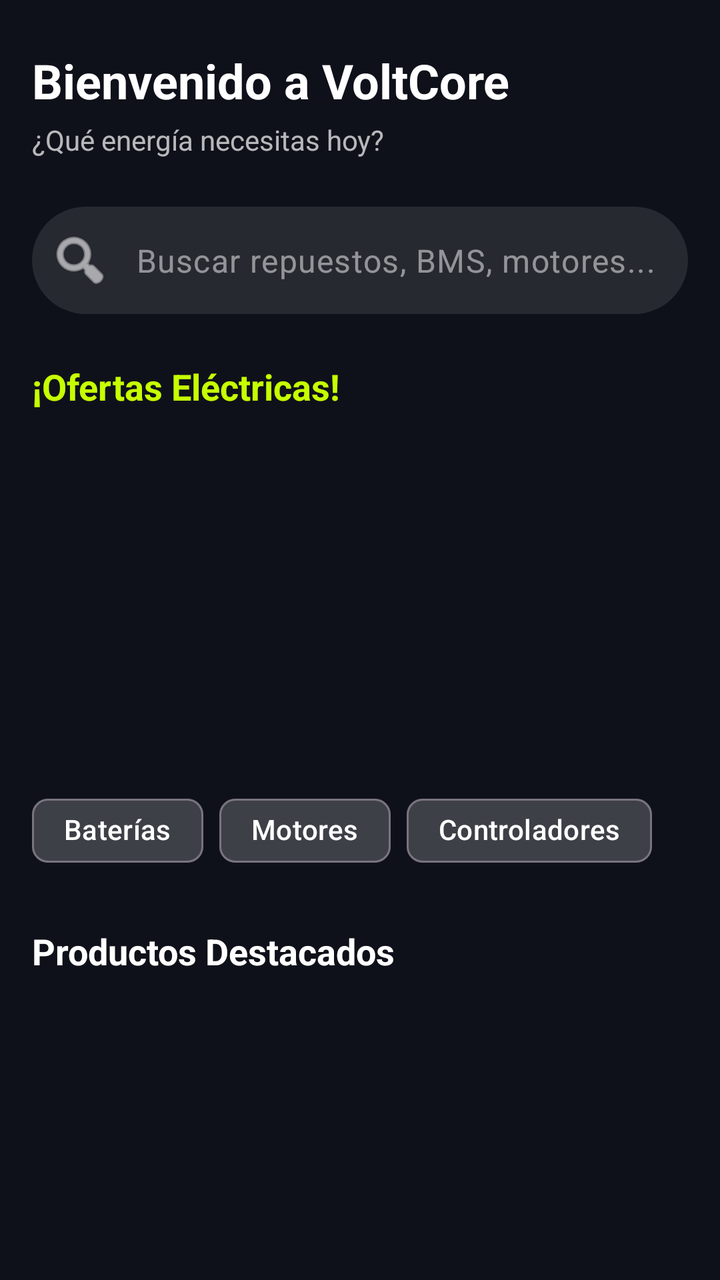
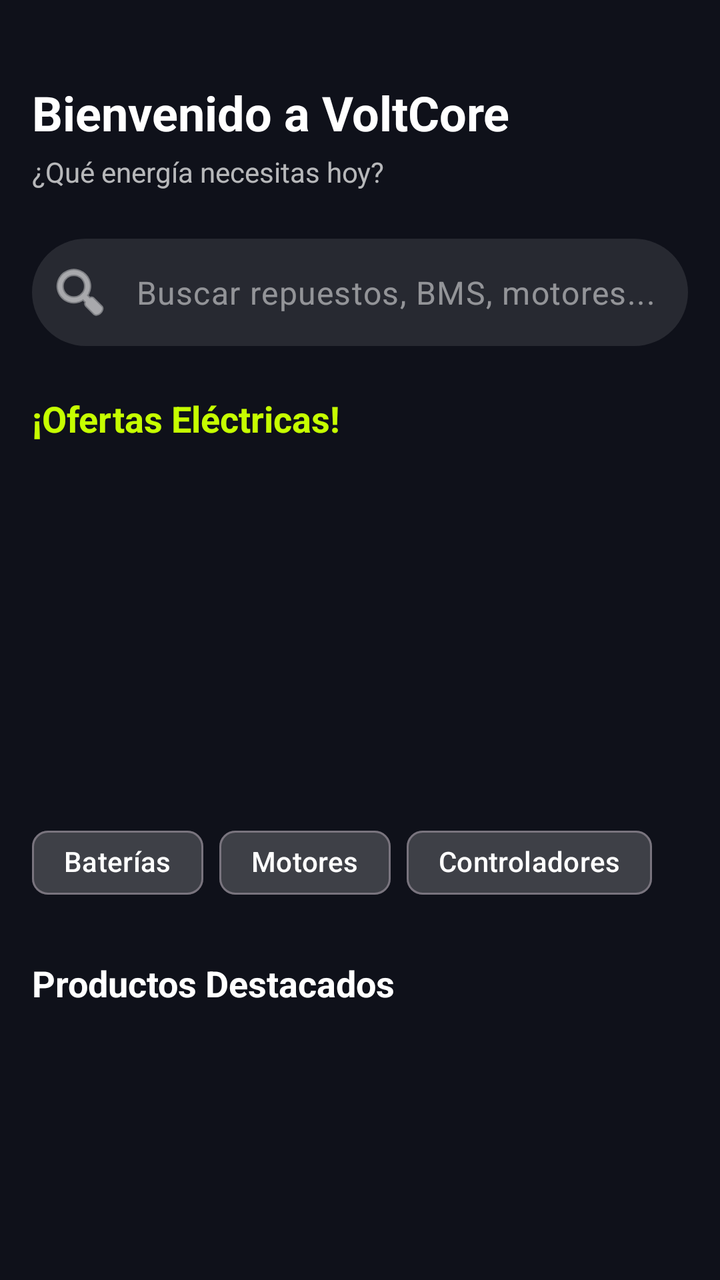

An Android layout rendered at two revisions. The XML below is the earlier revision; the diff shows what the commit changed to produce the second picture.
<!-- AndroidManifest.xml: application theme Theme.VoltCore -->
<!-- res/layout/fragment_buyer_home.xml -->
<?xml version="1.0" encoding="utf-8"?>
<androidx.core.widget.NestedScrollView xmlns:android="http://schemas.android.com/apk/res/android"
    xmlns:app="http://schemas.android.com/apk/res-auto"
    xmlns:tools="http://schemas.android.com/tools"
    android:layout_width="match_parent"
    android:layout_height="match_parent"
    android:background="@color/volt_background">

    <LinearLayout
        android:layout_width="match_parent"
        android:layout_height="wrap_content"
        android:orientation="vertical"
        android:padding="16dp">

        <TextView
            android:id="@+id/tvWelcomeUser"
            android:layout_width="wrap_content"
            android:layout_height="wrap_content"
            android:text="Bienvenido a VoltCore"
            android:textColor="@color/white"
            android:textSize="24sp"
            android:textStyle="bold"
            android:layout_marginTop="8dp"
            android:layout_marginBottom="4dp"/>

        <TextView
            android:layout_width="wrap_content"
            android:layout_height="wrap_content"
            android:text="¿Qué energía necesitas hoy?"
            android:textColor="#B3FFFFFF"
            android:textSize="14sp"
            android:layout_marginBottom="24dp"/>

        

        <com.google.android.material.textfield.TextInputLayout
            android:id="@+id/tilSearch"
            android:layout_width="match_parent"
            android:layout_height="wrap_content"
            android:layout_marginBottom="24dp"
            app:boxBackgroundColor="@color/glass_surface"
            app:boxCornerRadiusBottomEnd="28dp"
            app:boxCornerRadiusBottomStart="28dp"
            app:boxCornerRadiusTopEnd="28dp"
            app:boxCornerRadiusTopStart="28dp"
            app:boxStrokeWidth="0dp"
            app:boxStrokeWidthFocused="0dp"
            app:hintEnabled="false"
            app:startIconDrawable="@android:drawable/ic_menu_search"
            app:startIconTint="@color/white">

            <com.google.android.material.textfield.TextInputEditText
                android:id="@+id/etSearch"
                android:layout_width="match_parent"
                android:layout_height="wrap_content"
                android:hint="Buscar repuestos, BMS, motores..."
                android:textColor="@color/white"
                android:textColorHint="#80FFFFFF"
                android:padding="16dp" />
        </com.google.android.material.textfield.TextInputLayout>

        
        <TextView
            android:layout_width="wrap_content"
            android:layout_height="wrap_content"
            android:text="@string/volt_offers"
            android:textColor="@color/volt_primary"
            android:textSize="18sp"
            android:textStyle="bold"
            android:layout_marginBottom="12dp"/>

        <androidx.recyclerview.widget.RecyclerView
            android:id="@+id/rvOffers"
            android:layout_width="match_parent"
            android:layout_height="150dp"
            android:orientation="horizontal"
            app:layoutManager="androidx.recyclerview.widget.LinearLayoutManager"
            tools:listitem="@layout/item_banner_promo"
            android:layout_marginBottom="24dp"/>

        
        <com.google.android.material.chip.ChipGroup
            android:id="@+id/chipGroupCategories"
            android:layout_width="match_parent"
            android:layout_height="wrap_content"
            android:layout_marginBottom="24dp"
            app:singleSelection="true">
            <com.google.android.material.chip.Chip
                style="@style/Widget.Material3.Chip.Filter"
                android:layout_width="wrap_content"
                android:layout_height="wrap_content"
                android:text="Baterías"
                app:chipBackgroundColor="@color/glass_surface"
                android:textColor="@color/white"/>
            <com.google.android.material.chip.Chip
                style="@style/Widget.Material3.Chip.Filter"
                android:layout_width="wrap_content"
                android:layout_height="wrap_content"
                android:text="Motores"
                app:chipBackgroundColor="@color/glass_surface"
                android:textColor="@color/white"/>
            <com.google.android.material.chip.Chip
                style="@style/Widget.Material3.Chip.Filter"
                android:layout_width="wrap_content"
                android:layout_height="wrap_content"
                android:text="Controladores"
                app:chipBackgroundColor="@color/glass_surface"
                android:textColor="@color/white"/>
        </com.google.android.material.chip.ChipGroup>

        
        <TextView
            android:layout_width="wrap_content"
            android:layout_height="wrap_content"
            android:text="Productos Destacados"
            android:textColor="@color/white"
            android:textSize="18sp"
            android:textStyle="bold"
            android:layout_marginBottom="12dp"/>

        <androidx.recyclerview.widget.RecyclerView
            android:id="@+id/rvFeatured"
            android:layout_width="match_parent"
            android:layout_height="wrap_content"
            android:nestedScrollingEnabled="false"
            app:layoutManager="androidx.recyclerview.widget.LinearLayoutManager"
            tools:listitem="@layout/item_product_card"
            android:layout_marginBottom="24dp" />

    </LinearLayout>
</androidx.core.widget.NestedScrollView>
<!-- res/layout/item_banner_promo.xml (included above) -->
<?xml version="1.0" encoding="utf-8"?>
<com.google.android.material.card.MaterialCardView xmlns:android="http://schemas.android.com/apk/res/android"
    xmlns:app="http://schemas.android.com/apk/res-auto"
    android:layout_width="300dp"
    android:layout_height="match_parent"
    android:layout_marginEnd="12dp"
    app:cardCornerRadius="16dp"
    app:cardBackgroundColor="@color/volt_primary">

    <androidx.constraintlayout.widget.ConstraintLayout
        android:layout_width="match_parent"
        android:layout_height="match_parent"
        android:padding="16dp">

        <TextView
            android:id="@+id/tvPromoTitle"
            android:layout_width="0dp"
            android:layout_height="wrap_content"
            android:text="¡DESCUENTOS ELÉCTRICOS!"
            android:textColor="@color/black"
            android:textSize="20sp"
            android:textStyle="bold"
            app:layout_constraintEnd_toStartOf="@+id/ivPromo"
            app:layout_constraintStart_toStartOf="parent"
            app:layout_constraintTop_toTopOf="parent" />

        <TextView
            android:layout_width="0dp"
            android:layout_height="wrap_content"
            android:text="Hasta 30% en Baterías Li-ion"
            android:textColor="@color/black"
            android:textSize="14sp"
            app:layout_constraintEnd_toStartOf="@+id/ivPromo"
            app:layout_constraintStart_toStartOf="parent"
            app:layout_constraintTop_toBottomOf="@+id/tvPromoTitle" />

        <ImageView
            android:id="@+id/ivPromo"
            android:layout_width="80dp"
            android:layout_height="80dp"
            android:src="@drawable/ic_voltcore_logo"
            android:contentDescription="Promoción"
            app:layout_constraintBottom_toBottomOf="parent"
            app:layout_constraintEnd_toEndOf="parent"
            app:layout_constraintTop_toTopOf="parent"
            app:tint="@color/black" />

    </androidx.constraintlayout.widget.ConstraintLayout>
</com.google.android.material.card.MaterialCardView>
<!-- res/layout/item_product_card.xml (included above) -->
<?xml version="1.0" encoding="utf-8"?>
<com.google.android.material.card.MaterialCardView xmlns:android="http://schemas.android.com/apk/res/android"
    xmlns:app="http://schemas.android.com/apk/res-auto"
    android:layout_width="match_parent"
    android:layout_height="wrap_content"
    android:layout_margin="8dp"
    app:cardBackgroundColor="@color/glass_surface"
    app:cardCornerRadius="20dp"
    app:strokeColor="@color/glass_stroke"
    app:strokeWidth="1dp"
    app:cardElevation="0dp">

    <LinearLayout
        android:layout_width="match_parent"
        android:layout_height="wrap_content"
        android:orientation="vertical">

        <FrameLayout
            android:layout_width="match_parent"
            android:layout_height="140dp"
            android:background="#0DFFFFFF">
            <ImageView
                android:id="@+id/ivProduct"
                android:layout_width="match_parent"
                android:layout_height="match_parent"
                android:scaleType="centerCrop"
                android:src="@drawable/ic_voltcore_logo"
                android:contentDescription="Producto" />
            <TextView
                android:id="@+id/tvProductEmoji"
                android:layout_width="match_parent"
                android:layout_height="match_parent"
                android:gravity="center"
                android:textSize="64sp"
                android:visibility="gone"
                android:textColor="@color/white" />
        </FrameLayout>


        <TextView
            android:id="@+id/tvProductName"
            android:layout_width="match_parent"
            android:layout_height="wrap_content"
            android:layout_marginTop="8dp"
            android:text="Nombre del Producto"
            android:textColor="@color/white"
            android:textSize="16sp"
            android:textStyle="bold" />

        <TextView
            android:id="@+id/tvProductPrice"
            android:layout_width="match_parent"
            android:layout_height="wrap_content"
            android:text="$ 0.00"
            android:textColor="@color/volt_primary"
            android:textSize="14sp" />

        <Button
            android:id="@+id/btnAddToCart"
            style="@style/Widget.Material3.Button.TonalButton"
            android:layout_width="match_parent"
            android:layout_height="wrap_content"
            android:layout_marginTop="8dp"
            android:text="@string/add_to_cart"
            android:textSize="12sp"
            app:backgroundTint="@color/volt_primary"
            android:textColor="@color/black" />

    </LinearLayout>

</com.google.android.material.card.MaterialCardView>
<!-- resources referenced by this layout -->
<resources>
  <color name="black">#FF000000</color>
  <color name="glass_stroke">#33FFFFFF</color>
  <color name="glass_surface">#1AFFFFFF</color>
  <color name="volt_background">#0F111A</color>
  <color name="volt_primary">#C6FF00</color>
  <color name="white">#FFFFFFFF</color>
  <!-- drawable ic_voltcore_logo (drawable) -->
  <vector xmlns:android="http://schemas.android.com/apk/res/android"
      android:width="200dp"
      android:height="200dp"
      android:viewportWidth="200"
      android:viewportHeight="200">
      <path
          android:fillColor="#00B4D8"
          android:pathData="M100,20 L160,180 L100,150 L40,180 Z" />
      <path
          android:fillColor="#FFFFFF"
          android:pathData="M100,50 L130,140 L100,125 L70,140 Z" />
  </vector>
  <string name="add_to_cart">Añadir</string>
  <string name="volt_offers">¡Ofertas Eléctricas!</string>
  <style name="Theme.VoltCore" parent="Base.Theme.VoltCore" />
  <style name="Base.Theme.VoltCore" parent="Theme.Material3.DayNight.NoActionBar">
          
          <item name="colorPrimary">@color/volt_primary</item>
          <item name="android:windowBackground">@color/volt_background</item>
          <item name="colorSurface">@color/glass_surface</item>
          <item name="colorOnSurface">@color/white</item>
      </style>
</resources>

<!-- the commit's change to res/layout/fragment_buyer_home.xml (unified diff, before → after) -->
@@ -4,7 +4,8 @@
     xmlns:tools="http://schemas.android.com/tools"
     android:layout_width="match_parent"
     android:layout_height="match_parent"
-    android:background="@color/volt_background">
+    android:background="@color/volt_background"
+    android:paddingTop="16dp">
 
     <LinearLayout
         android:layout_width="match_parent"
@@ -16,7 +17,7 @@
             android:id="@+id/tvWelcomeUser"
             android:layout_width="wrap_content"
             android:layout_height="wrap_content"
-            android:text="Bienvenido a VoltCore"
+            android:text="@string/welcome_to_voltcore"
             android:textColor="@color/white"
             android:textSize="24sp"
             android:textStyle="bold"
@@ -26,8 +27,8 @@
         <TextView
             android:layout_width="wrap_content"
             android:layout_height="wrap_content"
-            android:text="¿Qué energía necesitas hoy?"
-            android:textColor="#B3FFFFFF"
+            android:text="@string/energy_question"
+            android:textColor="@color/white_70"
             android:textSize="14sp"
             android:layout_marginBottom="24dp"/>
 
@@ -53,9 +54,9 @@
                 android:id="@+id/etSearch"
                 android:layout_width="match_parent"
                 android:layout_height="wrap_content"
-                android:hint="Buscar repuestos, BMS, motores..."
+                android:hint="@string/search_hint"
                 android:textColor="@color/white"
-                android:textColorHint="#80FFFFFF"
+                android:textColorHint="@color/white_50"
                 android:padding="16dp" />
         </com.google.android.material.textfield.TextInputLayout>
 
@@ -89,21 +90,21 @@
                 style="@style/Widget.Material3.Chip.Filter"
                 android:layout_width="wrap_content"
                 android:layout_height="wrap_content"
-                android:text="Baterías"
+                android:text="@string/category_batteries"
                 app:chipBackgroundColor="@color/glass_surface"
                 android:textColor="@color/white"/>
             <com.google.android.material.chip.Chip
                 style="@style/Widget.Material3.Chip.Filter"
                 android:layout_width="wrap_content"
                 android:layout_height="wrap_content"
-                android:text="Motores"
+                android:text="@string/category_motors"
                 app:chipBackgroundColor="@color/glass_surface"
                 android:textColor="@color/white"/>
             <com.google.android.material.chip.Chip
                 style="@style/Widget.Material3.Chip.Filter"
                 android:layout_width="wrap_content"
                 android:layout_height="wrap_content"
-                android:text="Controladores"
+                android:text="@string/category_controllers"
                 app:chipBackgroundColor="@color/glass_surface"
                 android:textColor="@color/white"/>
         </com.google.android.material.chip.ChipGroup>
@@ -112,7 +113,7 @@
         <TextView
             android:layout_width="wrap_content"
             android:layout_height="wrap_content"
-            android:text="Productos Destacados"
+            android:text="@string/featured_products"
             android:textColor="@color/white"
             android:textSize="18sp"
             android:textStyle="bold"
@@ -148,7 +149,7 @@
             android:id="@+id/tvPromoTitle"
             android:layout_width="0dp"
             android:layout_height="wrap_content"
-            android:text="¡DESCUENTOS ELÉCTRICOS!"
+            android:text="@string/promo_title"
             android:textColor="@color/black"
             android:textSize="20sp"
             android:textStyle="bold"
@@ -159,7 +160,7 @@
         <TextView
             android:layout_width="0dp"
             android:layout_height="wrap_content"
-            android:text="Hasta 30% en Baterías Li-ion"
+            android:text="@string/promo_desc"
             android:textColor="@color/black"
             android:textSize="14sp"
             app:layout_constraintEnd_toStartOf="@+id/ivPromo"
@@ -171,7 +172,7 @@
             android:layout_width="80dp"
             android:layout_height="80dp"
             android:src="@drawable/ic_voltcore_logo"
-            android:contentDescription="Promoción"
+            android:contentDescription="@string/promotion_label"
             app:layout_constraintBottom_toBottomOf="parent"
             app:layout_constraintEnd_toEndOf="parent"
             app:layout_constraintTop_toTopOf="parent"
@@ -200,14 +201,14 @@
         <FrameLayout
             android:layout_width="match_parent"
             android:layout_height="140dp"
-            android:background="#0DFFFFFF">
+            android:background="@color/glass_surface">
             <ImageView
                 android:id="@+id/ivProduct"
                 android:layout_width="match_parent"
                 android:layout_height="match_parent"
                 android:scaleType="centerCrop"
                 android:src="@drawable/ic_voltcore_logo"
-                android:contentDescription="Producto" />
+                android:contentDescription="@string/product_placeholder" />
             <TextView
                 android:id="@+id/tvProductEmoji"
                 android:layout_width="match_parent"
@@ -224,7 +225,7 @@
             android:layout_width="match_parent"
             android:layout_height="wrap_content"
             android:layout_marginTop="8dp"
-            android:text="Nombre del Producto"
+            android:text="@string/product_name_placeholder"
             android:textColor="@color/white"
             android:textSize="16sp"
             android:textStyle="bold" />
@@ -233,7 +234,7 @@
             android:id="@+id/tvProductPrice"
             android:layout_width="match_parent"
             android:layout_height="wrap_content"
-            android:text="$ 0.00"
+            android:text="@string/price_placeholder"
             android:textColor="@color/volt_primary"
             android:textSize="14sp" />
 
<!-- resource entries referenced after the edit -->
@@ -6,6 +6,8 @@
   <color name="volt_background">#0F111A</color>
   <color name="volt_primary">#C6FF00</color>
   <color name="white">#FFFFFFFF</color>
+  <color name="white_50">#80FFFFFF</color>
+  <color name="white_70">#B3FFFFFF</color>
   <!-- drawable ic_voltcore_logo (drawable) -->
   <vector xmlns:android="http://schemas.android.com/apk/res/android"
       android:width="200dp"
@@ -20,7 +22,20 @@
           android:pathData="M100,50 L130,140 L100,125 L70,140 Z" />
   </vector>
   <string name="add_to_cart">Añadir</string>
+  <string name="category_batteries">Baterías</string>
+  <string name="category_controllers">Controladores</string>
+  <string name="category_motors">Motores</string>
+  <string name="energy_question">¿Qué energía necesitas hoy?</string>
+  <string name="featured_products">Productos Destacados</string>
+  <string name="price_placeholder">$ 0.00</string>
+  <string name="product_name_placeholder">Nombre del Producto</string>
+  <string name="product_placeholder">Producto</string>
+  <string name="promo_desc">Hasta 30% en Baterías Li-ion</string>
+  <string name="promo_title">¡DESCUENTOS ELÉCTRICOS!</string>
+  <string name="promotion_label">Promoción</string>
+  <string name="search_hint">Buscar repuestos, BMS, motores...</string>
   <string name="volt_offers">¡Ofertas Eléctricas!</string>
+  <string name="welcome_to_voltcore">Bienvenido a VoltCore</string>
   <style name="Theme.VoltCore" parent="Base.Theme.VoltCore" />
   <style name="Base.Theme.VoltCore" parent="Theme.Material3.DayNight.NoActionBar">
           
